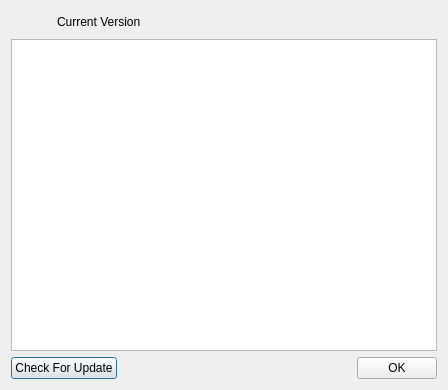
Old version of the form BerEditor/about_dlg.ui in the repository jykim74/BerEditor.
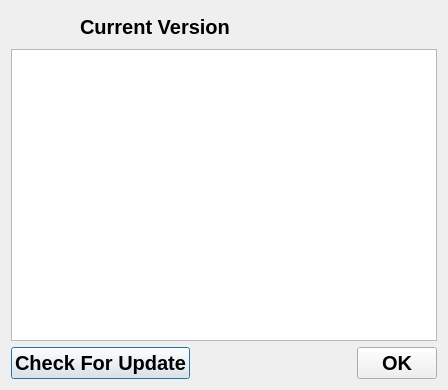
New version of the form. Icons and pictures are not drawn.

Commit message: QT5 지원

What changed in the file:
```diff
--- a/BerEditor/about_dlg.ui
+++ b/BerEditor/about_dlg.ui
@@ -10,6 +10,12 @@
     <height>390</height>
    </rect>
   </property>
+  <property name="font">
+   <font>
+    <pointsize>15</pointsize>
+    <bold>true</bold>
+   </font>
+  </property>
   <property name="windowTitle">
    <string>About BerViewer</string>
   </property>
```
The commit also changes 1 other file.
